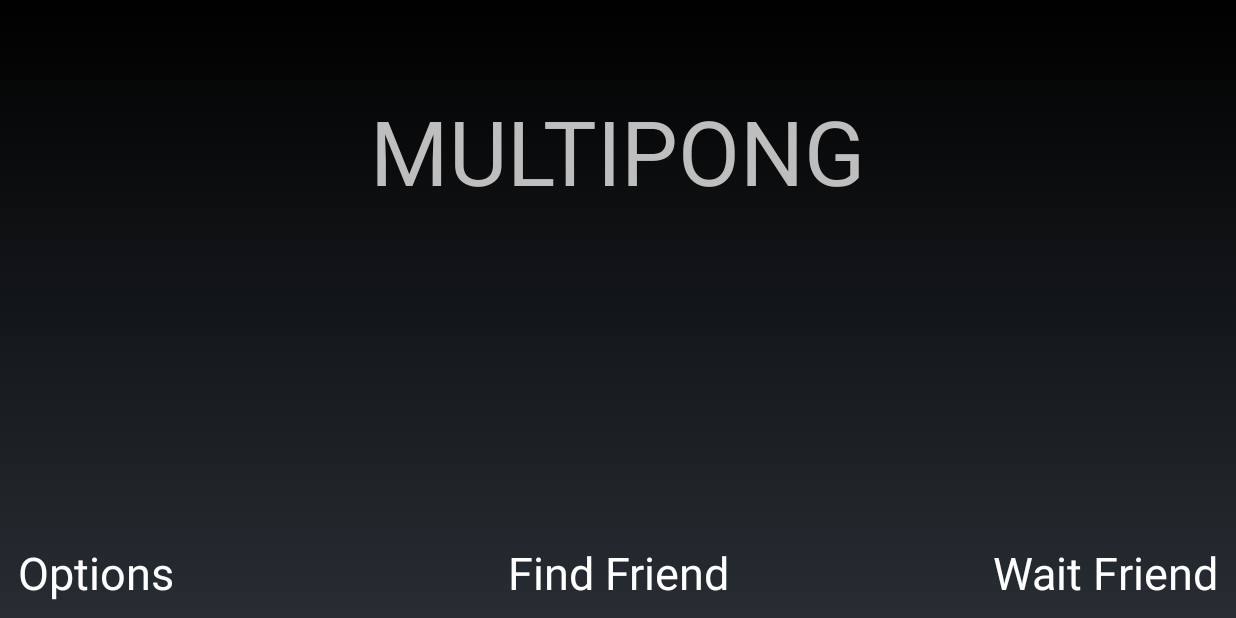
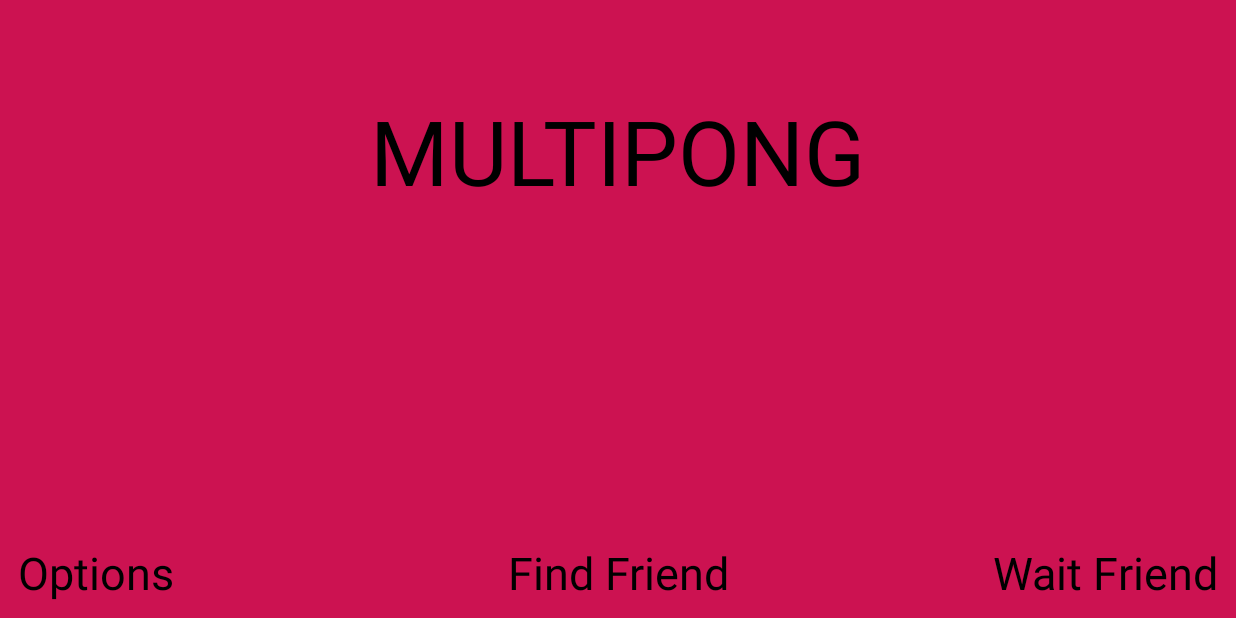
Before and after one commit to jmclaughlin1/MultiPong, an Android app: the screen it shows after launch (MenuActivity), on a phone screen of 824 x 412 dp (held sideways). Run offline under Robolectric (Android 15) with nearby library versions, the phone set to English and light mode, and no system bars.

Commit message:
New Icon, and new background color for game and menu

```diff
--- a/MultiPong/app/src/main/java/com/example/johnny/multipong/MyGLRenderer.java
+++ b/MultiPong/app/src/main/java/com/example/johnny/multipong/MyGLRenderer.java
@@ -72,8 +72,10 @@ public class MyGLRenderer implements GLSurfaceView.Renderer {
     public void onSurfaceCreated(GL10 gl, EGLConfig config){
         Log.i(TAG, "onSurfaceCreated");
 
+        //cc1251
+
         // Set the background frame color
-        GLES20.glClearColor(0.0f, 0.0f, 0.0f, 1.0f);
+        GLES20.glClearColor((float)0xCC/0xFF, (float)0x12/0xFF, (float)0x51/0xFF, 1.0f);
 
         mProgram = createGLProgram(vertexShaderCode, fragmentShaderCode);
         // initialize a paddle
--- a/MultiPong/app/src/main/java/com/example/johnny/multipong/shapes/Ball.java
+++ b/MultiPong/app/src/main/java/com/example/johnny/multipong/shapes/Ball.java
@@ -7,7 +7,7 @@ public class Ball extends Shape {
     private static final int NUMBER_POINTS_OUTSIDE = 16;
     private static final int NUMBER_POINTS_TOTAL = NUMBER_POINTS_OUTSIDE + 2;
 
-    private static final float COLOR[] = { 0.63671875f, 0.76953125f, 0.22265625f, 1.0f };
+    private static final float COLOR[] = { 0.0f, 0.0f, 0.0f, 1.0f };
 
     private float ballCoords[] = new float[(NUMBER_POINTS_TOTAL ) * 3];
 
--- a/MultiPong/app/src/main/java/com/example/johnny/multipong/shapes/Paddle.java
+++ b/MultiPong/app/src/main/java/com/example/johnny/multipong/shapes/Paddle.java
@@ -5,7 +5,7 @@ package com.example.johnny.multipong.shapes;
  */
 public class Paddle extends Shape{
 
-    private static final float COLOR[] = { 0.2f, 0.709803922f, 0.898039216f, 1.0f };
+    private static final float COLOR[] = { 0.0f, 0.0f, 0.0f, 1.0f };
 
     private static final int NUMBER_POINTS = 6;
 
--- a/MultiPong/app/src/main/java/com/example/johnny/multipong/shapes/PauseButton.java
+++ b/MultiPong/app/src/main/java/com/example/johnny/multipong/shapes/PauseButton.java
@@ -15,7 +15,7 @@ public class PauseButton extends Shape{
             -0.03f,  0.08f, 0.0f}; // top right
 
 
-    private static final float COLOR[] = { 0.9f, 0.209803922f, 0.898039216f, 1.0f };
+    private static final float COLOR[] = { 0.0f, 0.0f, 0.0f, 1.0f };
 
     private static final int NUMBER_POINTS = 6;
 
--- a/MultiPong/app/src/main/java/com/example/johnny/multipong/shapes/ResumeButton.java
+++ b/MultiPong/app/src/main/java/com/example/johnny/multipong/shapes/ResumeButton.java
@@ -15,7 +15,7 @@ public class ResumeButton extends Shape{
             0.06f,  0.08f, 0.0f}; // top right
 
 
-    private static final float COLOR[] = { 0.9f, 0.209803922f, 0.898039216f, 1.0f };
+    private static final float COLOR[] = { 0.0f, 0.0f, 0.0f, 1.0f };
 
     private static final int NUMBER_POINTS = 5;
 
--- a/MultiPong/app/src/main/res/layout/activity_menu.xml
+++ b/MultiPong/app/src/main/res/layout/activity_menu.xml
@@ -5,6 +5,7 @@
     android:orientation="horizontal"
     android:layout_width="match_parent"
     android:layout_height="match_parent"
+    android:background="@color/hot_pink"
     tools:context="com.example.johnny.multipong.MenuActivity">
 
     <TextView
@@ -13,14 +14,15 @@
         android:layout_centerHorizontal="true"
         android:paddingTop="60dp"
         android:text="MULTIPONG"
-        android:textSize="60dp" />
+        android:textSize="60dp"
+        android:textColor="@color/black"/>
     <Button
         android:id="@+id/findFriend"
         android:layout_width="wrap_content"
         android:layout_height="wrap_content"
         android:text="Find Friend"
         android:textSize="30dp"
-        android:textColor="@android:color/white"
+        android:textColor="@android:color/black"
         style="@style/Widget.AppCompat.Button.Borderless"
         android:layout_alignParentBottom="true"
         android:layout_centerHorizontal="true" />
@@ -30,7 +32,7 @@
         android:layout_height="wrap_content"
         android:text="Wait Friend"
         android:textSize="30dp"
-        android:textColor="@android:color/white"
+        android:textColor="@android:color/black"
         style="@style/Widget.AppCompat.Button.Borderless"
         android:layout_alignBaseline="@+id/findFriend"
         android:layout_alignBottom="@+id/findFriend"
@@ -42,7 +44,7 @@
         android:layout_height="wrap_content"
         android:text="Options"
         android:textSize="30dp"
-        android:textColor="@android:color/white"
+        android:textColor="@android:color/black"
         android:layout_alignParentBottom="true"
         style="@style/Widget.AppCompat.Button.Borderless"/>
 </RelativeLayout>
--- a/MultiPong/app/src/main/res/values/colors.xml
+++ b/MultiPong/app/src/main/res/values/colors.xml
@@ -20,4 +20,6 @@
     <color name="light_red">#FF4444</color>
     <color name="mid_red">#E21E1E</color>
     <color name="dark_red">#CC0000</color>
+    <color name="hot_pink">#cc1251</color>
+    <color name="test">#2dd233</color>
 </resources>
```
Also changed, not shown: MultiPong/app/src/main/res/mipmap-hdpi/ic_launcher_mp.png, MultiPong/app/src/main/res/mipmap-mdpi/ic_launcher_mp.png, MultiPong/app/src/main/res/mipmap-xhdpi/ic_launcher_mp.png, MultiPong/app/src/main/res/mipmap-xxhdpi/ic_launcher_mp.png, MultiPong/app/src/main/res/mipmap-xxxhdpi/ic_launcher_mp.png.
